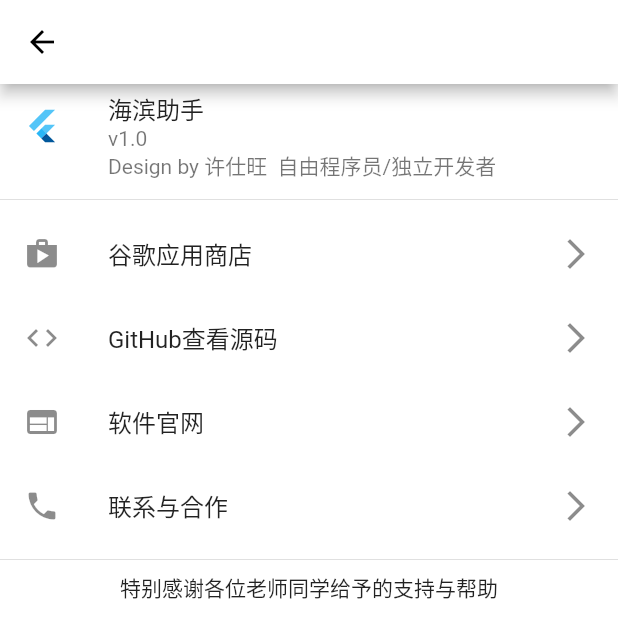
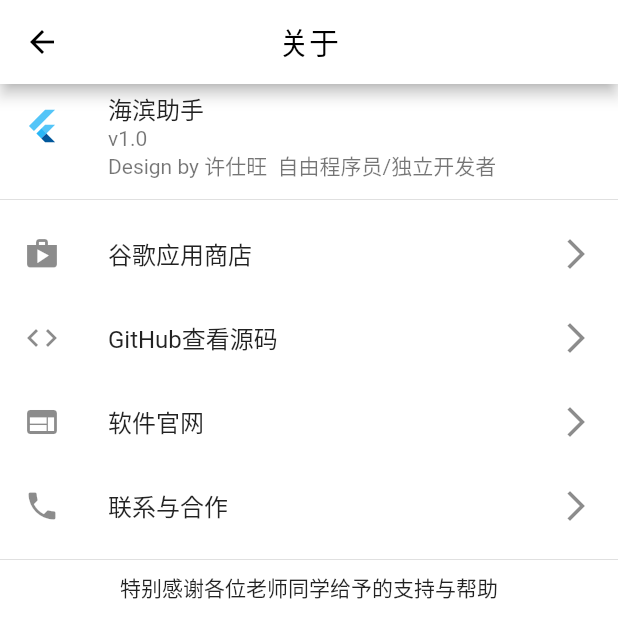
Before and after one commit to xushiwang/Flutter-HBZS, a Flutter app: the About screen opened by its route, on a phone screen of 412 x 824 dp, the top half of it. Run offline on Flutter 3.47's test engine with Material 2 defaults, Android fonts, the phone set to English and light mode, and no system bars; our stand-ins replace cached_network_image, dio, flutter_custom_clippers, flutter_swiper, font_awesome_flutter and 4 more; missing offline and left inert: dart:ffi; accounts and stored records are empty; generated files the repository leaves out were written again.

Commit message:
关于我们页面中标题栏颜色调整

```diff
--- a/lib/router/about.dart
+++ b/lib/router/about.dart
@@ -11,7 +11,7 @@ class About extends StatelessWidget {
       backgroundColor: Colors.white,
       appBar: AppBar(
         backgroundColor: Colors.white,
-        title: Text('关于'),
+        title: Text('关于',style: TextStyle(color:Colors.black),),
         centerTitle: true,
         iconTheme: IconThemeData(color: Colors.black),
       ),
```
